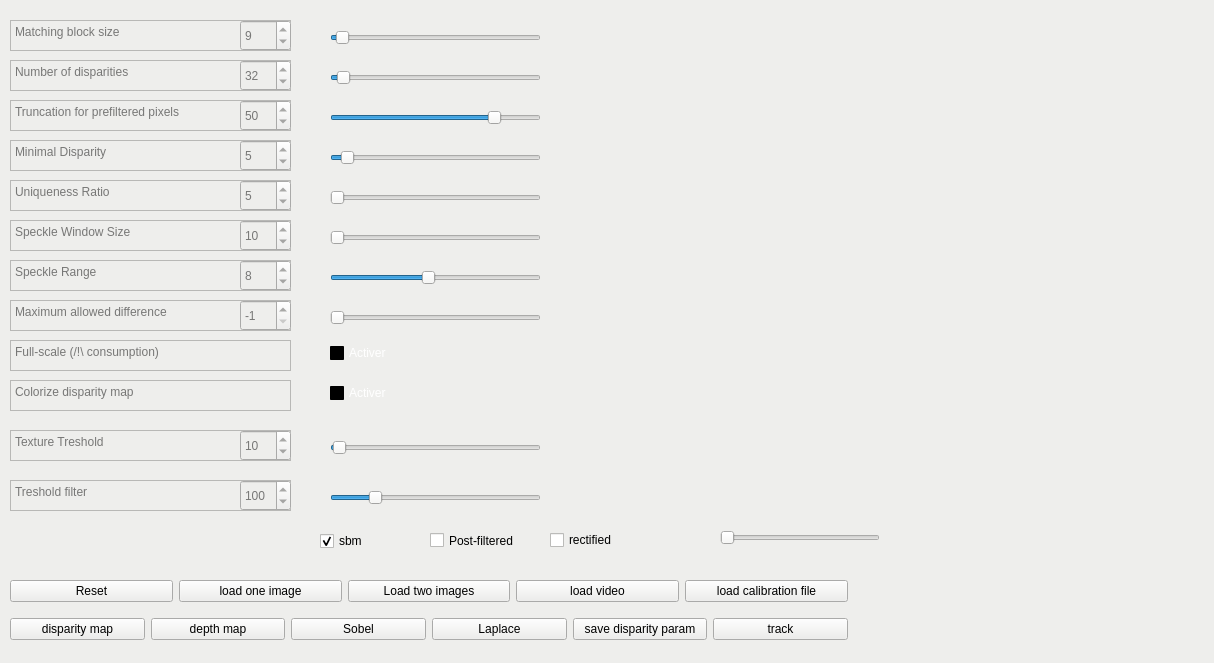
Before: the Qt Designer form widgets/disparity.ui in K1ntus/Projet-Technologique-L3, drawn with Qt 5.
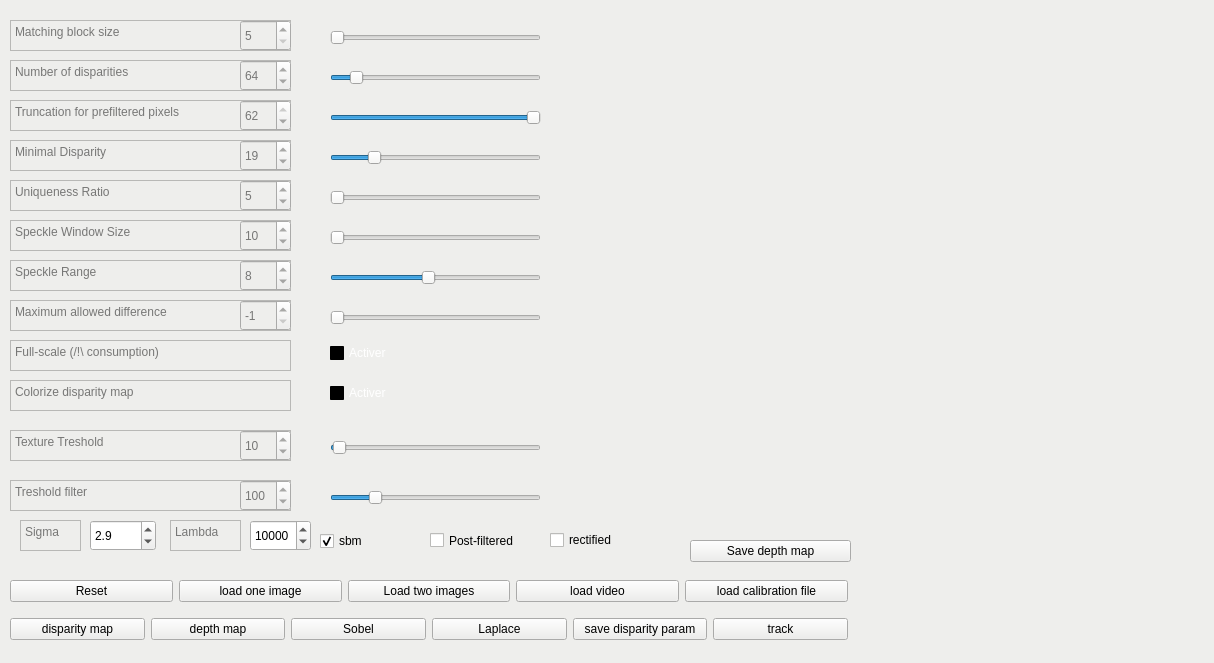
After: the same form once the commit is applied.

Commit message: average depth_map

What changed in the file:
```diff
--- a/widgets/disparity.ui
+++ b/widgets/disparity.ui
@@ -683,7 +683,7 @@
     <number>1</number>
    </property>
    <property name="value">
-    <number>9</number>
+    <number>5</number>
    </property>
    <property name="orientation">
     <enum>Qt::Horizontal</enum>
@@ -714,10 +714,10 @@
     <number>1</number>
    </property>
    <property name="value">
-    <number>32</number>
+    <number>64</number>
    </property>
    <property name="sliderPosition">
-    <number>32</number>
+    <number>64</number>
    </property>
    <property name="orientation">
     <enum>Qt::Horizontal</enum>
@@ -742,7 +742,7 @@
     <number>62</number>
    </property>
    <property name="value">
-    <number>50</number>
+    <number>62</number>
    </property>
    <property name="orientation">
     <enum>Qt::Horizontal</enum>
@@ -770,7 +770,7 @@
     <number>1</number>
    </property>
    <property name="value">
-    <number>5</number>
+    <number>19</number>
    </property>
    <property name="orientation">
     <enum>Qt::Horizontal</enum>
@@ -1889,7 +1889,7 @@
     <number>150</number>
    </property>
    <property name="value">
-    <number>9</number>
+    <number>5</number>
    </property>
   </widget>
   <widget class="QSpinBox" name="spinBox_numberOfDisparities">
@@ -1911,7 +1911,7 @@
     <number>500</number>
    </property>
    <property name="value">
-    <number>32</number>
+    <number>64</number>
    </property>
   </widget>
   <widget class="QSpinBox" name="spinBox_prefilterCap">
@@ -1933,7 +1933,7 @@
     <number>62</number>
    </property>
    <property name="value">
-    <number>50</number>
+    <number>62</number>
    </property>
   </widget>
   <widget class="QSpinBox" name="spinBox_minDisparity">
@@ -1952,7 +1952,7 @@
     <number>100</number>
    </property>
    <property name="value">
-    <number>5</number>
+    <number>19</number>
    </property>
   </widget>
   <widget class="QSpinBox" name="spinBox_uniquenessRatio">
@@ -2185,20 +2185,90 @@
     </item>
    </layout>
   </widget>
-  <widget class="QSlider" name="horizontalSlider">
+  <widget class="QPlainTextEdit" name="plainTextEdit_13">
+   <property name="enabled">
+    <bool>false</bool>
+   </property>
    <property name="geometry">
     <rect>
-     <x>720</x>
-     <y>530</y>
-     <width>160</width>
-     <height>16</height>
+     <x>20</x>
+     <y>520</y>
+     <width>61</width>
+     <height>31</height>
     </rect>
    </property>
+   <property name="plainText">
+    <string>Sigma</string>
+   </property>
+  </widget>
+  <widget class="QPlainTextEdit" name="plainTextEdit_14">
+   <property name="enabled">
+    <bool>false</bool>
+   </property>
+   <property name="geometry">
+    <rect>
+     <x>170</x>
+     <y>520</y>
+     <width>71</width>
+     <height>31</height>
+    </rect>
+   </property>
+   <property name="plainText">
+    <string>Lambda</string>
+   </property>
+  </widget>
+  <widget class="QDoubleSpinBox" name="doubleSpinBox_sigma">
+   <property name="geometry">
+    <rect>
+     <x>90</x>
+     <y>520</y>
+     <width>66</width>
+     <height>31</height>
+    </rect>
+   </property>
+   <property name="decimals">
+    <number>1</number>
+   </property>
    <property name="maximum">
-    <number>100</number>
+    <double>10.000000000000000</double>
    </property>
-   <property name="orientation">
-    <enum>Qt::Horizontal</enum>
+   <property name="singleStep">
+    <double>0.100000000000000</double>
+   </property>
+   <property name="value">
+    <double>2.900000000000000</double>
+   </property>
+  </widget>
+  <widget class="QSpinBox" name="spinBox_lambda_2">
+   <property name="geometry">
+    <rect>
+     <x>250</x>
+     <y>520</y>
+     <width>61</width>
+     <height>31</height>
+    </rect>
+   </property>
+   <property name="maximum">
+    <number>100000</number>
+   </property>
+   <property name="singleStep">
+    <number>1000</number>
+   </property>
+   <property name="value">
+    <number>10000</number>
+   </property>
+  </widget>
+  <widget class="QPushButton" name="save_depth_map">
+   <property name="geometry">
+    <rect>
+     <x>690</x>
+     <y>540</y>
+     <width>161</width>
+     <height>22</height>
+    </rect>
+   </property>
+   <property name="text">
+    <string>Save depth map</string>
    </property>
   </widget>
  </widget>
```
The commit also changes 5 other files.
